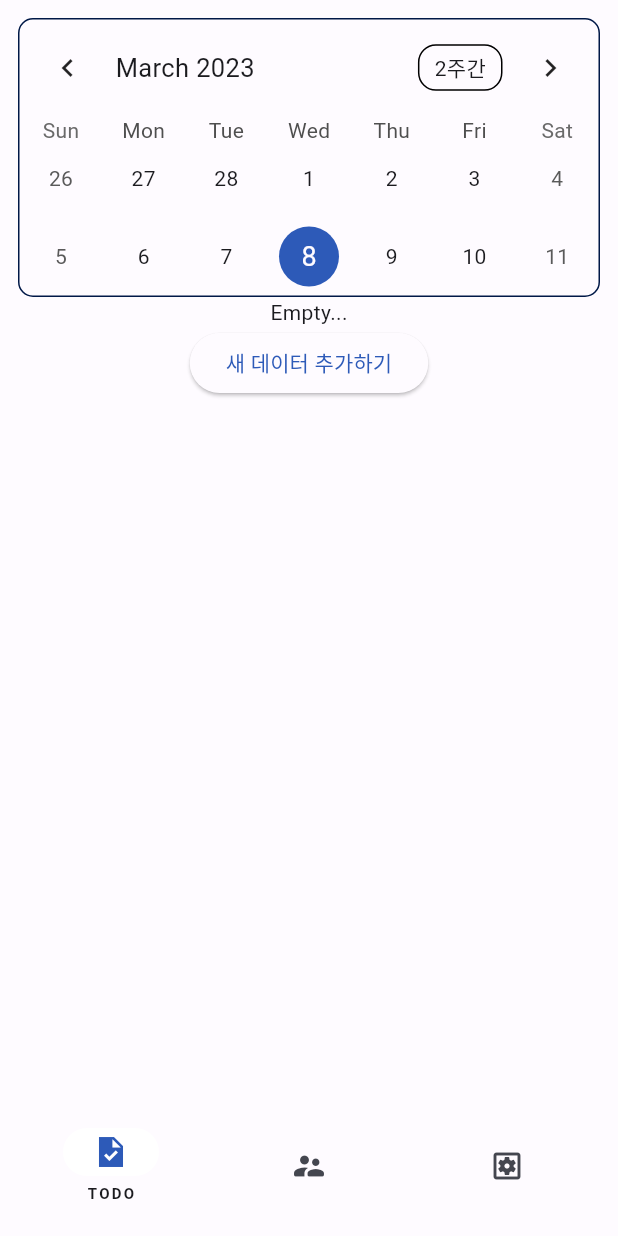
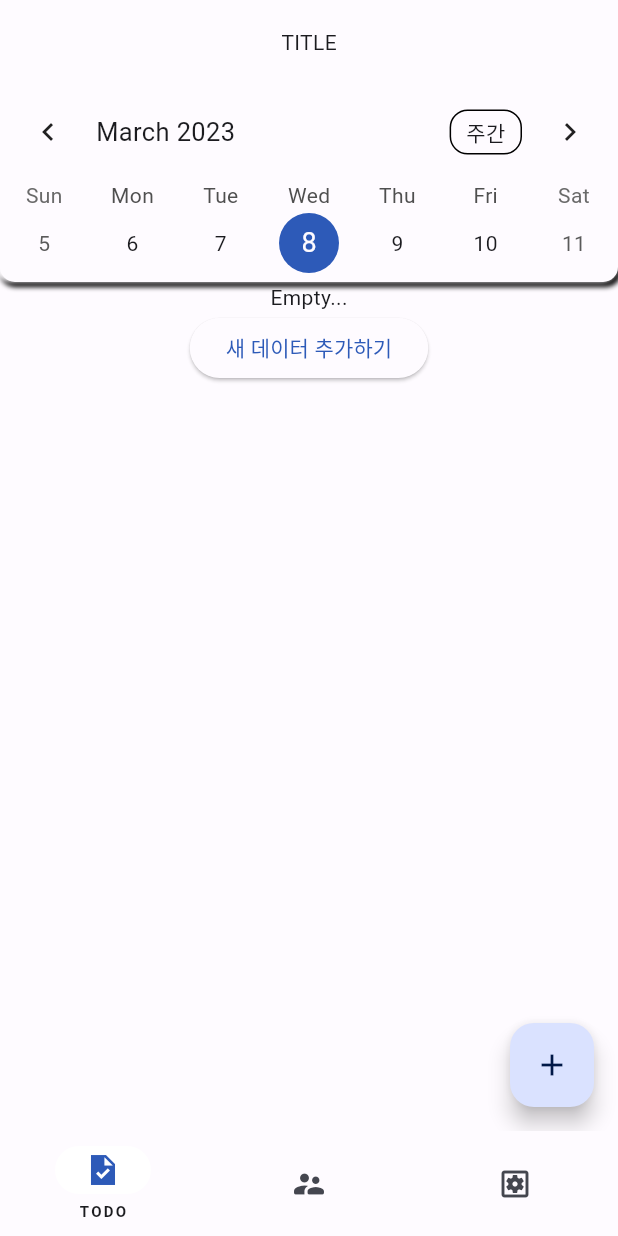
Before and after one commit to rjxwjfl/flutter_project, a Flutter app: the screen it shows after launch, on a phone screen of 412 x 824 dp. Run offline on Flutter 3.47's test engine with Material 2 defaults, Android fonts, the phone set to English and light mode, and no system bars; drawn by our look-alikes of table_calendar; our stand-ins replace flutter_riverpod, sqflite; accounts and stored records are empty.

Commit message:
AM 01:43

```diff
--- a/lib/navi_home.dart
+++ b/lib/navi_home.dart
@@ -67,7 +67,6 @@ class _NaviHomeState extends State<NaviHome> {
         extendBody: true,
         bottomNavigationBar: NavigationBarTheme(
           data: NavigationBarThemeData(
-            elevation: 5.0,
             indicatorColor: scheme.onPrimary,
             labelTextStyle: MaterialStateProperty.all(
               const TextStyle(
@@ -76,11 +75,8 @@ class _NaviHomeState extends State<NaviHome> {
                   letterSpacing: 1.5),
             ),
           ),
-          child: Padding(
-            padding: const EdgeInsets.only(left: 8, right: 8, bottom: 12),
-            child: ClipRRect(
-              borderRadius: const BorderRadius.all(Radius.circular(20)),
           child: NavigationBar(
+            elevation: 12.0,
             animationDuration: const Duration(milliseconds: 500),
             labelBehavior:
                 NavigationDestinationLabelBehavior.onlyShowSelected,
@@ -112,8 +108,6 @@ class _NaviHomeState extends State<NaviHome> {
           ),
         ),
       ),
-        ),
-      ),
     );
   }
 }
--- a/lib/view/todo/todo_main.dart
+++ b/lib/view/todo/todo_main.dart
@@ -15,7 +15,7 @@ class _TodoMainState extends State<TodoMain> {
   late final DateTime today = DateTime.now();
   late DateTime _selectedDay;
   late DateTime _focusedDay;
-  late CalendarFormat _calendarFormat = CalendarFormat.twoWeeks;
+  late CalendarFormat _calendarFormat = CalendarFormat.week;
   late final Bloc bloc;
   late final ScrollController _scrollController = ScrollController();
 
@@ -51,10 +51,28 @@ class _TodoMainState extends State<TodoMain> {
     return Scaffold(
       body: Column(
         children: [
-          returnCalendar(),
+          Stack(
+            children: [
+              returnCalendar(),
+              appBarUI("TITLE"),
+            ],
+          ),
           Expanded(child: todoListView()),
         ],
       ),
+      floatingActionButton: Padding(
+        padding: const EdgeInsets.only(bottom: 70),
+        child: FloatingActionButton(onPressed: (){}, child: const Icon(Icons.add),),
+      ),
+    );
+  }
+
+  Widget appBarUI(String title){
+    return Container(
+      height: kToolbarHeight,
+      width: MediaQuery.of(context).size.width,
+      color: Theme.of(context).colorScheme.background,
+      child: Center(child: Text(title)),
     );
   }
 
@@ -109,20 +127,31 @@ class _TodoMainState extends State<TodoMain> {
   Widget returnCalendar() {
     ColorScheme scheme = Theme.of(context).colorScheme;
     return Padding(
-      padding: const EdgeInsets.only(top: 12, right: 12, left: 12),
+      padding: const EdgeInsets.only(top:kToolbarHeight),
       child: Container(
         decoration: BoxDecoration(
-            borderRadius: const BorderRadius.all(Radius.circular(10)),
-            border: Border.all(color: scheme.onPrimaryContainer)),
+          color: scheme.background,
+          borderRadius: const BorderRadius.only(bottomLeft: Radius.circular(10), bottomRight: Radius.circular(10),),
+          boxShadow: [
+            BoxShadow(
+              color: scheme.shadow,
+              offset: const Offset(1, 2),
+              blurRadius: 2,
+              spreadRadius: 1,
+            ),
+            BoxShadow(
+              color: scheme.background,
+              offset: const Offset(-2, -1),
+              blurRadius: 2,
+              spreadRadius: 1,
+            ),
+          ],
+        ),
         child: TableCalendar(
           focusedDay: _focusedDay,
           calendarFormat: _calendarFormat,
           formatAnimationDuration: const Duration(milliseconds: 100),
-          availableCalendarFormats: const {
-            CalendarFormat.month: "2주간",
-            CalendarFormat.week: "월간",
-            CalendarFormat.twoWeeks: "주간"
-          },
+          availableCalendarFormats: const {CalendarFormat.month: "2주간", CalendarFormat.week: "월간", CalendarFormat.twoWeeks: "주간"},
           firstDay: DateTime(2000, 1, 1),
           lastDay: DateTime(2100, 12, 31),
           selectedDayPredicate: (day) {
@@ -140,18 +169,10 @@ class _TodoMainState extends State<TodoMain> {
             });
           },
           calendarStyle: CalendarStyle(
-              todayDecoration:
-                  BoxDecoration(color: scheme.secondary, shape: BoxShape.circle),
-              todayTextStyle: TextStyle(
-                  color: scheme.background,
-                  fontSize: 18,
-                  fontWeight: FontWeight.w400),
-              selectedDecoration:
-                  BoxDecoration(color: scheme.primary, shape: BoxShape.circle),
-              selectedTextStyle: TextStyle(
-                  color: scheme.background,
-                  fontSize: 18,
-                  fontWeight: FontWeight.w400)),
+              todayDecoration: BoxDecoration(color: scheme.secondary, shape: BoxShape.circle),
+              todayTextStyle: TextStyle(color: scheme.background, fontSize: 18, fontWeight: FontWeight.w400),
+              selectedDecoration: BoxDecoration(color: scheme.primary, shape: BoxShape.circle),
+              selectedTextStyle: TextStyle(color: scheme.background, fontSize: 18, fontWeight: FontWeight.w400)),
         ),
       ),
     );
--- a/pubspec.yaml
+++ b/pubspec.yaml
@@ -8,7 +8,7 @@ environment:
   sdk: '>=2.18.4 <3.0.0'
 dependencies:
   calendar_timeline: ^1.1.1
-  cupertino_icons: ^1.0.2
+  cupertino_icons: ^1.0.5
   flutter:
     sdk: flutter
   flutter_riverpod: ^2.3.0
@@ -20,7 +20,7 @@ dependencies:
   table_calendar: ^3.0.9
 
 dev_dependencies:
-  flutter_lints: ^2.0.0
+  flutter_lints: ^2.0.1
   flutter_test:
     sdk: flutter
 
```
Also changed, not shown: pubspec.lock. Lines whose indentation alone changed are shown as unchanged.
